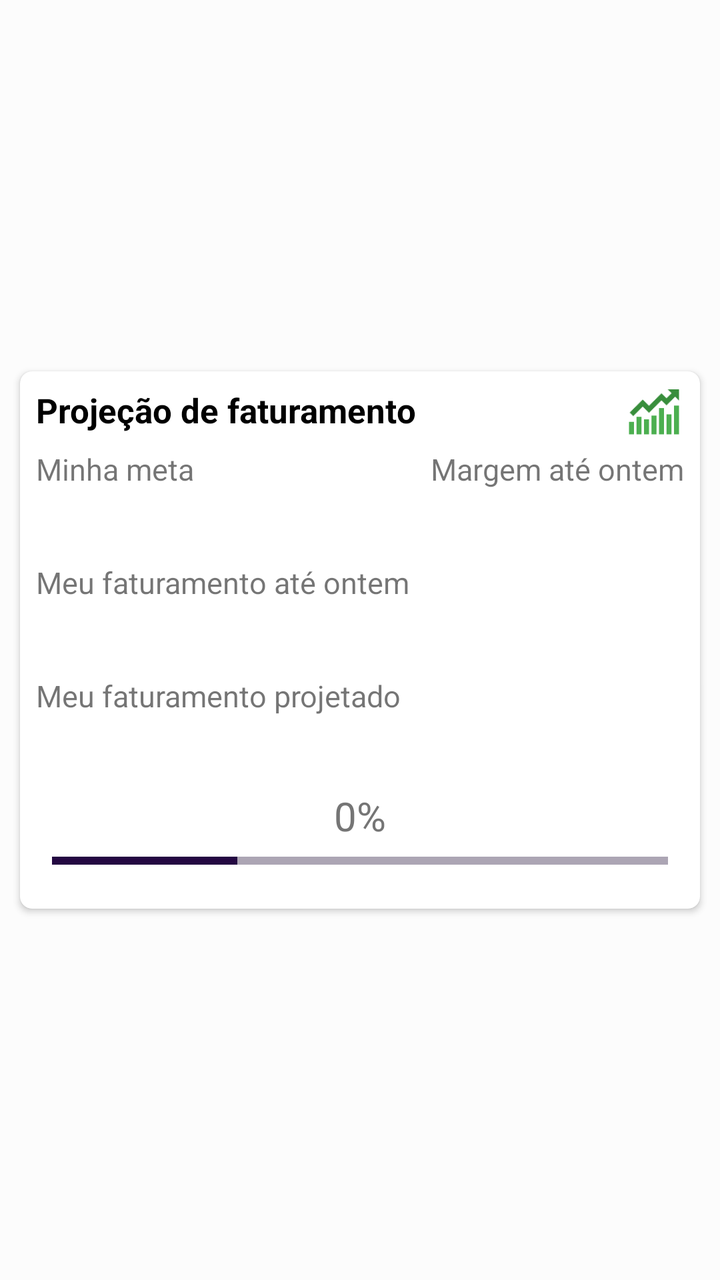
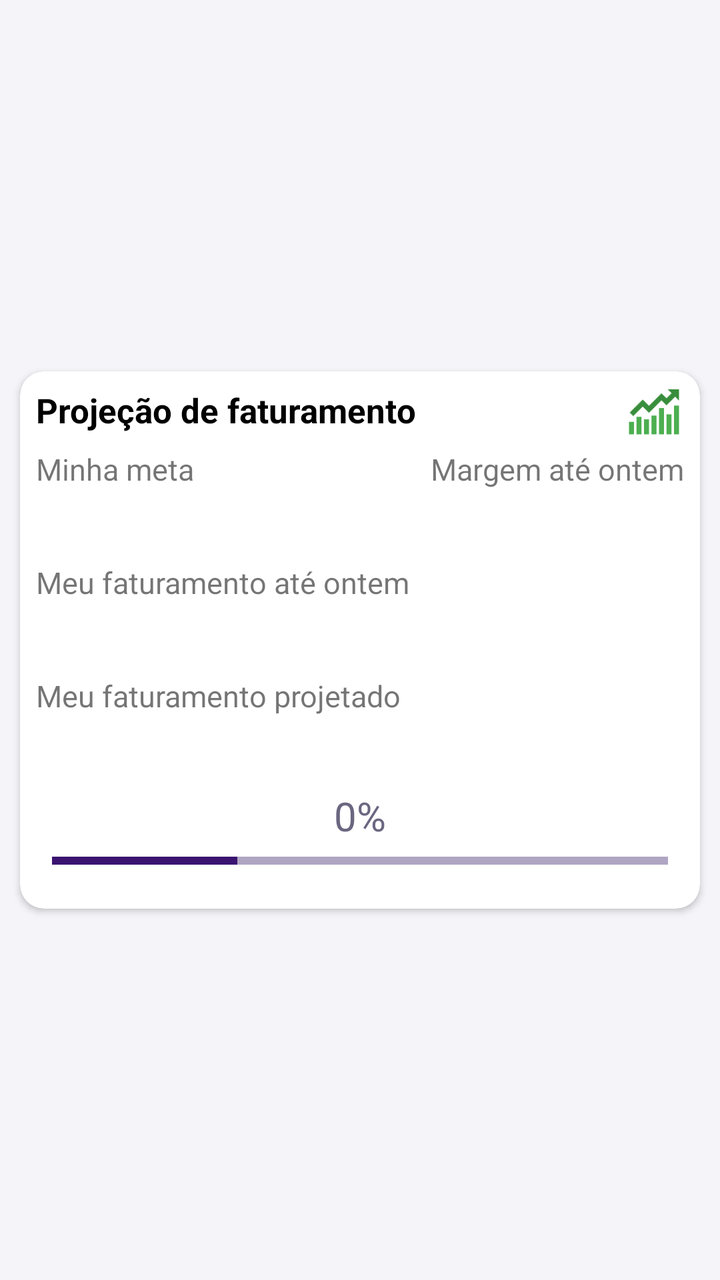

An Android layout rendered at two revisions. The XML below is the earlier revision; the diff shows what the commit changed to produce the second picture.
<!-- AndroidManifest.xml: application theme AppTheme -->
<!-- res/layout/frame_projecao.xml -->
<?xml version="1.0" encoding="utf-8"?>
<androidx.constraintlayout.widget.ConstraintLayout xmlns:android="http://schemas.android.com/apk/res/android"
    xmlns:app="http://schemas.android.com/apk/res-auto"
    xmlns:tools="http://schemas.android.com/tools"
    android:layout_width="match_parent"
    android:layout_height="wrap_content"
    android:background="@color/ligthgrayline">


    <androidx.cardview.widget.CardView
        android:id="@+id/cardView"
        android:layout_width="match_parent"
        android:layout_height="wrap_content"
        android:layout_margin="10dp"
        android:layout_marginStart="10dp"
        android:layout_marginTop="4dp"
        android:layout_marginEnd="10dp"
        android:layout_marginBottom="16dp"
        android:foreground="?android:attr/selectableItemBackground"
        app:cardCornerRadius="6dp"
        app:cardElevation="2dp"
        app:layout_constraintBottom_toBottomOf="parent"
        app:layout_constraintEnd_toEndOf="parent"
        app:layout_constraintHorizontal_bias="1.0"
        app:layout_constraintStart_toStartOf="parent"
        app:layout_constraintTop_toTopOf="parent">

        <androidx.constraintlayout.widget.ConstraintLayout
            android:layout_width="match_parent"
            android:layout_height="wrap_content">


            <TextView

                android:id="@+id/textView4"
                android:layout_width="wrap_content"
                android:layout_height="wrap_content"
                android:layout_gravity="center_vertical"
                android:layout_marginLeft="8dp"
                android:layout_marginTop="8dp"
                android:text="Projeção de faturamento"
                android:textColor="#000"
                android:textSize="17sp"
                android:textStyle="bold"
                app:layout_constraintStart_toStartOf="parent"
                app:layout_constraintTop_toTopOf="parent" />

            <ImageView
                android:layout_width="30dp"
                android:layout_height="30dp"
                android:layout_gravity="center_vertical"
                android:layout_marginTop="4dp"
                android:layout_marginEnd="8dp"
                android:src="@drawable/ic_card_projecao"
                app:layout_constraintEnd_toEndOf="parent"
                app:layout_constraintTop_toTopOf="parent" />


            <TextView
                android:id="@+id/textView5"
                android:layout_width="wrap_content"
                android:layout_height="wrap_content"
                android:layout_marginStart="8dp"
                android:layout_marginTop="8dp"
                android:text="Minha meta"
                android:textSize="15sp"
                app:layout_constraintStart_toStartOf="parent"
                app:layout_constraintTop_toBottomOf="@+id/textView4" />

            <TextView
                android:id="@+id/frm_meta"
                android:layout_width="wrap_content"
                android:layout_height="wrap_content"
                android:layout_marginStart="8dp"
                android:layout_marginTop="8dp"
                android:textAlignment="viewEnd"
                android:textColor="#23A9AD"
                android:textSize="15sp"
                app:layout_constraintStart_toStartOf="parent"
                app:layout_constraintTop_toBottomOf="@+id/textView5" />

            <TextView
                android:id="@+id/textView6"
                android:layout_width="wrap_content"
                android:layout_height="wrap_content"
                android:layout_marginStart="8dp"
                android:layout_marginTop="8dp"
                android:text="Meu faturamento até ontem"
                android:textSize="15sp"
                app:layout_constraintStart_toStartOf="parent"
                app:layout_constraintTop_toBottomOf="@+id/frm_meta" />

            <TextView
                android:id="@+id/frm_faturamento"
                android:layout_width="wrap_content"
                android:layout_height="wrap_content"
                android:layout_marginStart="8dp"
                android:layout_marginTop="8dp"
                android:textAlignment="viewEnd"
                android:textColor="#EF7627"
                android:textSize="15sp"
                app:layout_constraintStart_toStartOf="parent"
                app:layout_constraintTop_toBottomOf="@+id/textView6" />


            <ProgressBar

                android:id="@+id/circularProgressbar"
                style="?android:attr/progressBarStyleHorizontal"
                android:layout_width="0dp"
                android:layout_height="wrap_content"
                android:layout_alignParentTop="true"
                android:layout_alignParentEnd="true"
                android:layout_marginStart="16dp"
                android:layout_marginTop="5dp"
                android:layout_marginEnd="16dp"
                android:layout_marginBottom="16dp"
                android:indeterminate="false"
                android:max="100"
                android:progress="30"
                android:secondaryProgress="100"
                app:layout_constraintBottom_toBottomOf="parent"
                app:layout_constraintEnd_toEndOf="parent"
                app:layout_constraintHorizontal_bias="0.0"
                app:layout_constraintStart_toStartOf="parent"
                app:layout_constraintTop_toBottomOf="@+id/tv" />

            <TextView
                android:id="@+id/tv"
                android:layout_width="0dp"
                android:layout_height="23dp"
                android:layout_alignEnd="@+id/circularProgressbar"
                android:layout_marginTop="8dp"
                android:gravity="center"
                android:text="0%"
                android:textColor="@color/secondary_text"
                android:textSize="20sp"
                app:layout_constraintBottom_toTopOf="@+id/circularProgressbar"
                app:layout_constraintEnd_toEndOf="parent"
                app:layout_constraintStart_toStartOf="parent"
                app:layout_constraintTop_toBottomOf="@+id/frm_projetado" />

            <TextView
                android:id="@+id/textView2"
                android:layout_width="wrap_content"
                android:layout_height="wrap_content"
                android:layout_marginStart="8dp"
                android:layout_marginTop="8dp"
                android:text="Meu faturamento projetado"
                android:textSize="15sp"
                app:layout_constraintStart_toStartOf="parent"
                app:layout_constraintTop_toBottomOf="@+id/frm_faturamento" />

            <TextView
                android:id="@+id/textView3"
                android:layout_width="wrap_content"
                android:layout_height="wrap_content"
                android:layout_marginTop="8dp"
                android:layout_marginEnd="8dp"
                android:text="Margem até ontem"
                android:textSize="15sp"
                app:layout_constraintEnd_toEndOf="parent"
                app:layout_constraintTop_toBottomOf="@+id/textView4" />

            <TextView
                android:id="@+id/frm_margem"
                android:layout_width="wrap_content"
                android:layout_height="wrap_content"
                android:layout_marginTop="8dp"
                android:layout_marginEnd="8dp"
                android:textAlignment="viewEnd"
                android:textColor="#EF7627"
                android:textSize="15sp"
                app:layout_constraintEnd_toEndOf="parent"
                app:layout_constraintTop_toBottomOf="@+id/textView3" />

            <TextView
                android:id="@+id/frm_projetado"
                android:layout_width="wrap_content"
                android:layout_height="wrap_content"
                android:layout_marginStart="8dp"
                android:layout_marginTop="8dp"
                android:text=""
                android:textAlignment="viewEnd"
                android:textColor="#931B50"
                android:textSize="15sp"
                app:layout_constraintStart_toStartOf="parent"
                app:layout_constraintTop_toBottomOf="@+id/textView2" />


        </androidx.constraintlayout.widget.ConstraintLayout>


    </androidx.cardview.widget.CardView>





</androidx.constraintlayout.widget.ConstraintLayout>
<!-- resources referenced by this layout -->
<resources>
  <color name="ligthgrayline">#FCFCFC</color>
  <color name="secondary_text">#757575</color>
  <!-- drawable ic_card_projecao: png bitmap (drawable, 1430 bytes) -->
  <style name="AppTheme" parent="Theme.AppCompat.Light.DarkActionBar">
          
          <item name="colorPrimary">@color/primary</item>
          <item name="colorPrimaryDark">@color/primary_dark</item>
          <item name="colorAccent">@color/accent</item>
          <item name="android:windowOptOutEdgeToEdgeEnforcement" tools:targetApi="35">true</item>
          <item name="windowActionBarOverlay">false</item>
          <item name="android:windowActionBarOverlay">false</item>
          <item name="android:statusBarColor">@color/primary_dark</item>
          <item name="android:windowLightStatusBar" tools:targetApi="23">false</item>
          <item name="android:textColorPrimary">@color/primary_text</item>
          <item name="android:textColorSecondary">@color/secondary_text</item>
          <item name="android:colorControlNormal">@color/secondary_text</item>
          <item name="android:colorControlActivated">@color/primary</item>
          <item name="android:icon">@color/icons</item>
          <item name="android:colorButtonNormal" tools:targetApi="lollipop">@color/primary_dark</item>
          <item name="android:divider">@color/divider</item>
  
  
      </style>
  <color name="primary">#240842</color>
  <color name="primary_dark">#18042E</color>
  <color name="accent">#8A18D1</color>
  <color name="primary_text">#212121</color>
  <color name="icons">#FFFFFF</color>
  <color name="divider">#E0E0E0</color>
</resources>

<!-- the commit's change to res/layout/frame_projecao.xml (unified diff, before → after) -->
@@ -17,7 +17,7 @@
         android:layout_marginEnd="10dp"
         android:layout_marginBottom="16dp"
         android:foreground="?android:attr/selectableItemBackground"
-        app:cardCornerRadius="6dp"
+        app:cardCornerRadius="12dp"
         app:cardElevation="2dp"
         app:layout_constraintBottom_toBottomOf="parent"
         app:layout_constraintEnd_toEndOf="parent"
<!-- resource entries referenced after the edit -->
@@ -1,9 +1,18 @@
 <!-- resources referenced by this layout -->
 <resources>
-  <color name="ligthgrayline">#FCFCFC</color>
-  <color name="secondary_text">#757575</color>
+  <color name="ligthgrayline">#F5F4F9</color>
+  <color name="secondary_text">#6B6680</color>
   <!-- drawable ic_card_projecao: png bitmap (drawable, 1430 bytes) -->
-  <style name="AppTheme" parent="Theme.AppCompat.Light.DarkActionBar">
+  <style name="AppTheme" parent="Theme.MaterialComponents.Light.DarkActionBar.Bridge">
+          
+          <item name="colorSecondary">@color/accent</item>
+          <item name="colorOnSecondary">@color/icons</item>
+          <item name="shapeAppearanceSmallComponent">@style/ShapeAppearance.Fikon.Small</item>
+          <item name="shapeAppearanceMediumComponent">@style/ShapeAppearance.Fikon.Medium</item>
+          <item name="materialButtonStyle">@style/Widget.Fikon.Button</item>
+          <item name="cardViewStyle">@style/Widget.Fikon.CardView</item>
+          <item name="android:textColorHint">@color/secondary_text</item>
+  
           
           <item name="colorPrimary">@color/primary</item>
           <item name="colorPrimaryDark">@color/primary_dark</item>
@@ -23,11 +32,30 @@
   
   
       </style>
-  <color name="primary">#240842</color>
-  <color name="primary_dark">#18042E</color>
+  <color name="primary">#3A1470</color>
+  <color name="primary_dark">#24094A</color>
   <color name="accent">#8A18D1</color>
-  <color name="primary_text">#212121</color>
+  <color name="primary_text">#1E1A2B</color>
   <color name="icons">#FFFFFF</color>
-  <color name="divider">#E0E0E0</color>
+  <style name="ShapeAppearance.Fikon.Small" parent="ShapeAppearance.MaterialComponents.SmallComponent">
+          <item name="cornerFamily">rounded</item>
+          <item name="cornerSize">12dp</item>
+      </style>
+  <style name="ShapeAppearance.Fikon.Medium" parent="ShapeAppearance.MaterialComponents.MediumComponent">
+          <item name="cornerFamily">rounded</item>
+          <item name="cornerSize">16dp</item>
+      </style>
+  <style name="Widget.Fikon.Button" parent="Widget.MaterialComponents.Button">
+          <item name="cornerRadius">12dp</item>
+          <item name="android:letterSpacing">0.04</item>
+          <item name="android:fontFamily">sans-serif-medium</item>
+      </style>
+  <style name="Widget.Fikon.CardView" parent="CardView">
+          <item name="cardCornerRadius">12dp</item>
+          <item name="cardElevation">2dp</item>
+          <item name="cardBackgroundColor">@color/surface</item>
+      </style>
+  <color name="divider">#E6E3EE</color>
+  <color name="surface">#FFFFFF</color>
 </resources>
 
